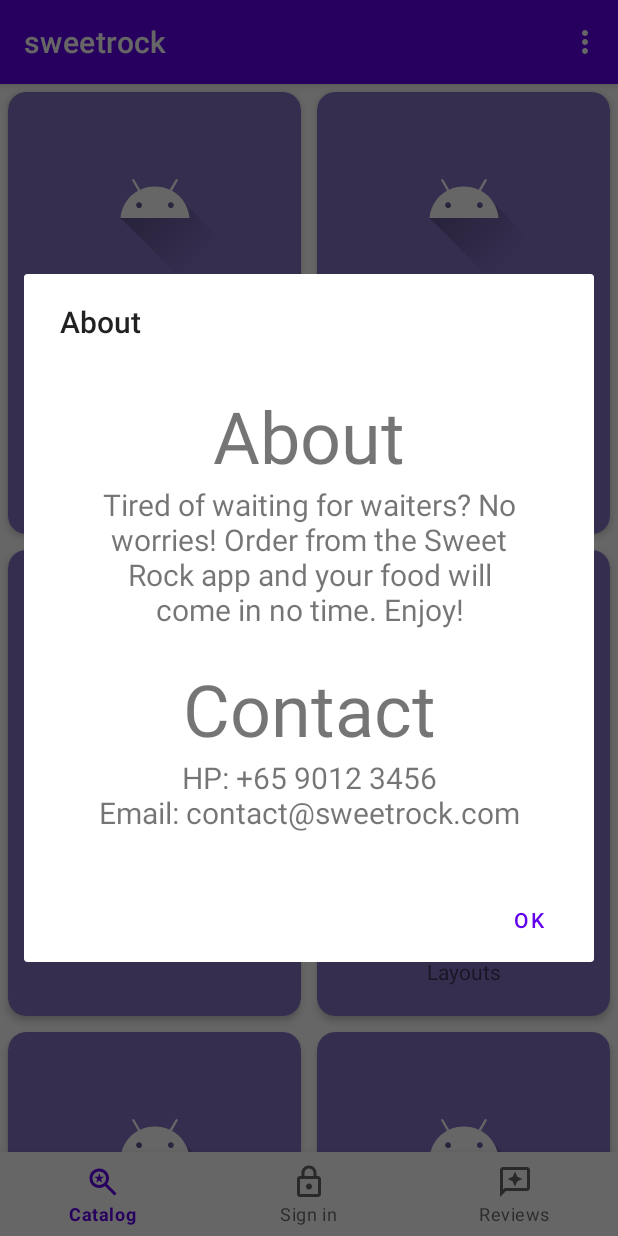
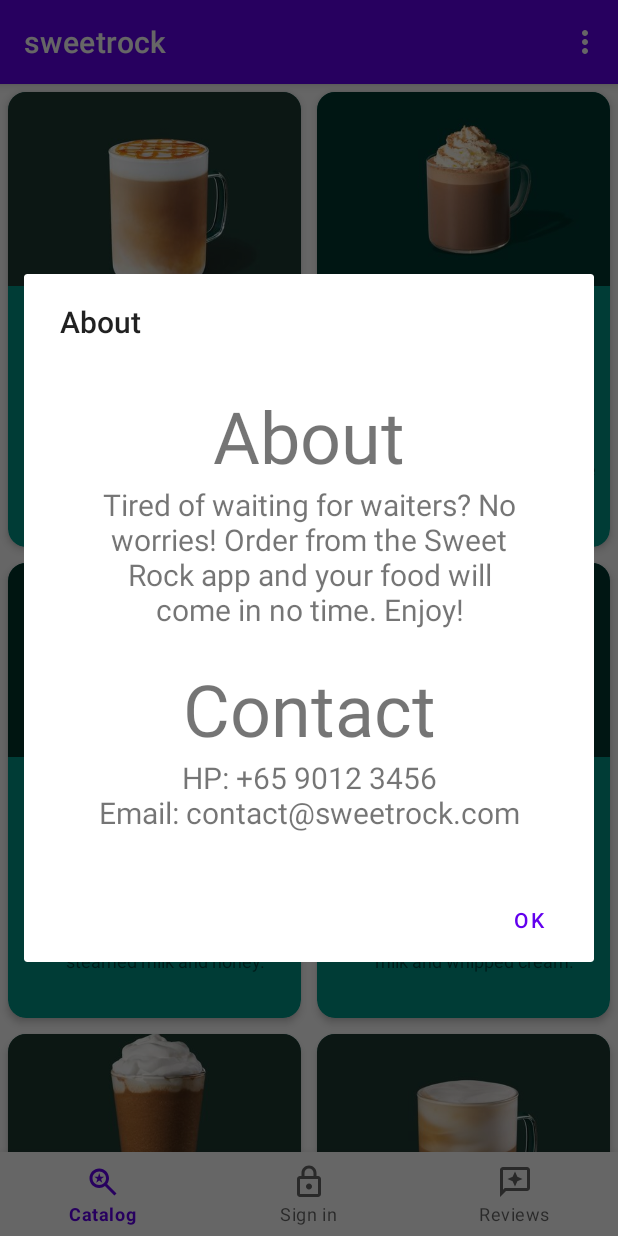
Before and after one commit to iamdedeepsai/sweetrock, an Android app: the screen it shows after launch (MainActivity), in the options menu, after a tap on "About", on a phone screen of 412 x 824 dp. Run offline under Robolectric (Android 15) with nearby library versions, the phone set to English and light mode, and no system bars.

Commit message:
updated ui and added ordering

```diff
--- a/app/src/main/java/com/example/sweetrock/CardActivity.kt
+++ b/app/src/main/java/com/example/sweetrock/CardActivity.kt
@@ -2,16 +2,38 @@ package com.example.sweetrock
 
 import android.annotation.SuppressLint
 import android.os.Bundle
+import android.widget.ImageView
 import android.widget.TextView
 import androidx.appcompat.app.AppCompatActivity
+import androidx.appcompat.widget.AppCompatImageButton
 
 class CardActivity : AppCompatActivity() {
+
     @SuppressLint("MissingInflatedId")
     override fun onCreate(savedInstanceState: Bundle?) {
         super.onCreate(savedInstanceState)
         val str: String? = intent.getStringExtra("name")
+        val details: String? = intent.getStringExtra("details")
         setContentView(R.layout.activity_card)
-        val textView: TextView = findViewById(R.id.tagText)
-        textView.text = str
+        val textView: TextView = findViewById(R.id.details)
+        val nameTextView: TextView = findViewById(R.id.nameText)
+        val textView2: TextView = findViewById(R.id.costTag)
+        val cardPhoto: ImageView = findViewById(R.id.cardPhoto)
+        nameTextView.text = str
+        textView.text = details
+        textView2.text = intent.getStringExtra("price")
+        cardPhoto.setImageResource(intent.getIntExtra("image", 0))
+
+        val count: TextView = findViewById(R.id.number)
+
+        findViewById<AppCompatImageButton>(R.id.addBtn).setOnClickListener {
+            count.text = (count.text.toString().toInt() + 1).toString()
+        }
+
+        findViewById<AppCompatImageButton>(R.id.minusBtn).setOnClickListener {
+            count.text = (count.text.toString().toInt() - 1).toString()
+        }
     }
+
+
 }
--- a/app/src/main/java/com/example/sweetrock/Catalog.kt
+++ b/app/src/main/java/com/example/sweetrock/Catalog.kt
@@ -25,7 +25,86 @@ class Catalog : Fragment() {
     private val chpsList = ArrayList<Items>()
     private lateinit var adapter: RecyclerAdapter
 
-
+    val menu = arrayOf(
+        mapOf(
+            "name" to "Caramel Latte",
+            "description" to "Espresso with steamed milk, caramel sauce, and whipped cream.",
+            "price" to 4.99,
+            "image" to R.drawable.caramel_latte
+        ),
+        mapOf(
+            "name" to "Iced Coffee",
+            "description" to "Chilled coffee with your choice of milk and sweetener.",
+            "price" to 2.99,
+            "image" to R.drawable.iced_coffee
+        ),
+        mapOf(
+            "name" to "Matcha Latte",
+            "description" to "Green tea powder with steamed milk and honey.",
+            "price" to 3.99,
+            "image" to R.drawable.matcha_latte
+        ),
+        mapOf(
+            "name" to "Hot Chocolate",
+            "description" to "Rich chocolate with steamed milk and whipped cream.",
+            "price" to 4.49,
+            "image" to R.drawable.hot_chocolate
+        ),
+        mapOf(
+            "name" to "Mocha Frappuccino",
+            "description" to "Blended coffee with chocolate syrup and whipped cream.",
+            "price" to 5.49,
+            "image" to R.drawable.mocha_frappuccino
+        ),
+        mapOf(
+            "name" to "Cappuccino",
+            "description" to "Espresso with equal parts steamed milk and frothed milk.",
+            "price" to 3.99,
+            "image" to R.drawable.cappuccino
+        ),
+        mapOf(
+            "name" to "Americano",
+            "description" to "Espresso shots with hot water, similar to drip coffee.",
+            "price" to 2.99,
+            "image" to R.drawable.americano
+        ),
+        mapOf(
+            "name" to "Chai Latte",
+            "description" to "Black tea with steamed milk, cinnamon, and other spices.",
+            "price" to 4.49,
+            "image" to R.drawable.chai_latte
+        ),
+        mapOf(
+            "name" to "White Chocolate Mocha",
+            "description" to "Espresso with white chocolate sauce and steamed milk.",
+            "price" to 4.99,
+            "image" to R.drawable.white_chocolate_mocha
+        ),
+        mapOf(
+            "name" to "Cold Brew",
+            "description" to "Slow-steeped coffee with a smooth, rich flavor.",
+            "price" to 3.49,
+            "image" to R.drawable.cold_brew
+        ),
+        mapOf(
+            "name" to "Espresso",
+            "description" to "A concentrated shot of coffee, perfect for a quick caffeine boost.",
+            "price" to 2.49,
+            "image" to R.drawable.espresso
+        ),
+        mapOf(
+            "name" to "Fruit Smoothie",
+            "description" to "A delicious blend of fresh fruit, yogurt, and ice.",
+            "price" to 4.99,
+            "image" to R.drawable.fruit_smoothie
+        ),
+        mapOf(
+            "name" to "Green Juice",
+            "description" to "A refreshing and healthy drink made with kale, spinach, and other greens.",
+            "price" to 5.49,
+            "image" to R.drawable.green_juice
+        )
+    )
 
     override fun onCreateView(
         inflater: LayoutInflater, container: ViewGroup?,
@@ -35,16 +114,19 @@ class Catalog : Fragment() {
         _binding = FragmentCatalogBinding.inflate(inflater, container, false)
         val view = binding.root
         var recyclerView = view.findViewById<RecyclerView>(R.id.recycler_view)
-        val layoutManager = GridLayoutManager(activity,2)
+        val layoutManager = GridLayoutManager(activity, 2)
         recyclerView.layoutManager = layoutManager
-        chpsList.add(Items("Chapter One", "Introduction to Android App Development", R.drawable.ic_launcher_foreground))
-        chpsList.add(Items("Chapter Two", "Android Layouts, Views and View Groups", R.drawable.ic_launcher_foreground))
-        chpsList.add(Items("Chapter Three", "Android App Building and Event Handling", R.drawable.ic_launcher_foreground))
-        chpsList.add(Items("Chapter Four", "Android Action Bars; Scrollable and Tabbed Layouts", R.drawable.ic_launcher_foreground))
-        chpsList.add(Items("Chapter Five", "Elements of UX in App Design", R.drawable.ic_launcher_foreground))
-        chpsList.add(Items("Chapter Six", "Intents on Fragments and Activities; Navigation", R.drawable.ic_launcher_foreground))
-        chpsList.add(Items("Chapter Seven", "Advanced Internal System Components and APIs", R.drawable.ic_launcher_foreground))
-        chpsList.add(Items("Chapter Eight", "PiP Transitions and Animations", R.drawable.ic_launcher_foreground))
+
+        for (i in menu.indices) {
+            chpsList.add(
+                Items(
+                    menu[i]["name"] as String,
+                    menu[i]["description"] as String,
+                    menu[i]["image"] as Int
+                )
+            )
+        }
+
         adapter = context?.let { RecyclerAdapter(chpsList, it) }!!
         recyclerView.adapter = adapter
         return view
--- a/app/src/main/java/com/example/sweetrock/RecyclerAdapter.kt
+++ b/app/src/main/java/com/example/sweetrock/RecyclerAdapter.kt
@@ -14,6 +14,21 @@ import com.google.android.material.snackbar.Snackbar
 class RecyclerAdapter(val chpsList: ArrayList<Items>, private val context: Context) :
     RecyclerView.Adapter<RecyclerAdapter.ViewHolder>() {
     val cont = context
+    val arr = arrayOf(
+        R.drawable.caramel_latte,
+        R.drawable.iced_coffee,
+        R.drawable.matcha_latte,
+        R.drawable.hot_chocolate,
+        R.drawable.mocha_frappuccino,
+        R.drawable.cappuccino,
+        R.drawable.americano,
+        R.drawable.chai_latte,
+        R.drawable.white_chocolate_mocha,
+        R.drawable.cold_brew,
+        R.drawable.espresso,
+        R.drawable.fruit_smoothie,
+        R.drawable.green_juice
+    )
     override fun onCreateViewHolder(parent: ViewGroup, viewType: Int): ViewHolder {
         try {
             val v: View = LayoutInflater.from(parent.context)
@@ -36,6 +51,23 @@ class RecyclerAdapter(val chpsList: ArrayList<Items>, private val context: Conte
         var itemImage: ImageView
         var itemTitle: TextView
         var itemDetails: TextView
+        private val arr = arrayOf(
+            R.drawable.caramel_latte,
+            R.drawable.iced_coffee,
+            R.drawable.matcha_latte,
+            R.drawable.hot_chocolate,
+            R.drawable.mocha_frappuccino,
+            R.drawable.cappuccino,
+            R.drawable.americano,
+            R.drawable.chai_latte,
+            R.drawable.white_chocolate_mocha,
+            R.drawable.cold_brew,
+            R.drawable.espresso,
+            R.drawable.fruit_smoothie,
+            R.drawable.green_juice
+        )
+        private val intArr =
+            arrayOf(4.99, 2.99, 3.99, 4.49, 5.49, 3.99, 2.99, 4.49, 4.99, 3.49, 2.49, 4.99, 5.49)
         lateinit var cont: Context
 
         init {
@@ -46,7 +78,11 @@ class RecyclerAdapter(val chpsList: ArrayList<Items>, private val context: Conte
             itemView.setOnClickListener { view ->
                 val pos = adapterPosition + 1
                 val nerd: Intent = Intent(itemView.context, CardActivity::class.java)
-                nerd.putExtra("name", "Biggus nerdus")
+                nerd.putExtra("name", itemTitle.text)
+                nerd.putExtra("details", itemDetails.text)
+                nerd.putExtra("image", arr[pos - 1])
+                nerd.putExtra("price", "" + intArr[pos - 1])
+
                 itemView.context.startActivity(nerd)
                 Snackbar.make(view, "Click detected on item $pos", Snackbar.LENGTH_LONG)
                     .setAction("Action", null).show()
--- a/app/src/main/res/layout/card_layout.xml
+++ b/app/src/main/res/layout/card_layout.xml
@@ -1,56 +1,58 @@
 <?xml version="1.0" encoding="utf-8"?>
 <androidx.cardview.widget.CardView xmlns:android="http://schemas.android.com/apk/res/android"
     xmlns:app="http://schemas.android.com/apk/res-auto"
-    xmlns:tools="http://schemas.android.com/tools"
     android:id="@+id/card_view"
     android:layout_width="match_parent"
     android:layout_height="wrap_content"
     android:layout_margin="5dp"
     android:foreground="?selectableItemBackground"
-    app:cardBackgroundColor="#8674C6"
+    app:cardBackgroundColor="#009688"
     app:cardCornerRadius="12dp"
     app:cardElevation="3dp"
-    app:contentPadding="4dp"
+    app:contentPadding="0dp"
     app:layout_anchorGravity="center">
 
     <androidx.constraintlayout.widget.ConstraintLayout
-        android:layout_width="match_parent"
-        android:layout_height="wrap_content"
-        android:padding="16dp">
+        android:layout_width="200dp"
+        android:layout_height="303dp"
+        android:padding="0dp">
 
         <ImageView
             android:id="@+id/item_image"
-            android:layout_width="match_parent"
-            android:layout_height="match_parent"
-            android:layout_marginBottom="15dp"
-            android:scaleType="centerInside"
-            app:layout_constraintBottom_toTopOf="@+id/item_title"
+            android:layout_width="201dp"
+            android:layout_height="129dp"
+            android:scaleType="centerCrop"
+            app:layout_constraintBottom_toBottomOf="parent"
             app:layout_constraintEnd_toEndOf="parent"
             app:layout_constraintStart_toStartOf="parent"
-            app:layout_constraintTop_toTopOf="parent" />
+            app:layout_constraintTop_toTopOf="parent"
+            app:layout_constraintVertical_bias="0.0" />
 
         <TextView
             android:id="@+id/item_title"
-            android:layout_width="match_parent"
-            android:layout_height="match_parent"
-            android:layout_marginBottom="20dp"
+            android:layout_width="173dp"
+            android:layout_height="75dp"
+            android:layout_marginBottom="12dp"
             android:gravity="center"
             android:maxLines="100"
-            android:textSize="30sp"
+            android:textSize="24sp"
             app:layout_constraintBottom_toTopOf="@+id/item_detail"
             app:layout_constraintEnd_toEndOf="parent"
-            app:layout_constraintHorizontal_bias="0.496"
-            app:layout_constraintStart_toStartOf="parent" />
+            app:layout_constraintStart_toStartOf="parent"
+            app:layout_constraintTop_toTopOf="parent"
+            app:layout_constraintVertical_bias="1.0" />
 
         <TextView
             android:id="@+id/item_detail"
-            android:layout_width="match_parent"
-            android:layout_height="match_parent"
+            android:layout_width="166dp"
+            android:layout_height="82dp"
+            android:layout_marginBottom="4dp"
             android:gravity="center"
             android:maxLines="100"
-            android:textSize="14sp"
+            android:textSize="12sp"
             app:layout_constraintBottom_toBottomOf="parent"
             app:layout_constraintEnd_toEndOf="parent"
+            app:layout_constraintHorizontal_bias="0.653"
             app:layout_constraintStart_toStartOf="parent" />
     </androidx.constraintlayout.widget.ConstraintLayout>
 </androidx.cardview.widget.CardView>
```
Also changed, not shown: app/src/main/res/drawable/ic_baseline_add_24.xml (added, +10 -0 lines), app/src/main/res/drawable/ic_baseline_remove_24.xml (added, +10 -0 lines), app/src/main/res/layout/activity_card.xml (+86 -19 lines), app/src/main/res/drawable-v24/americano.png (added), app/src/main/res/drawable-v24/cappuccino.png (added), app/src/main/res/drawable-v24/caramel_latte.jpg (added), app/src/main/res/drawable-v24/chai_latte.jpg (added), app/src/main/res/drawable-v24/cold_brew.jpg (added), app/src/main/res/drawable-v24/espresso.jpg (added), app/src/main/res/drawable-v24/fruit_smoothie.jpg (added), app/src/main/res/drawable-v24/green_juice.jpg (added), app/src/main/res/drawable-v24/hot_chocolate.jpg (added), app/src/main/res/drawable-v24/iced_coffee.jpg (added), app/src/main/res/drawable-v24/matcha_latte.jpg (added), 2 more files.
